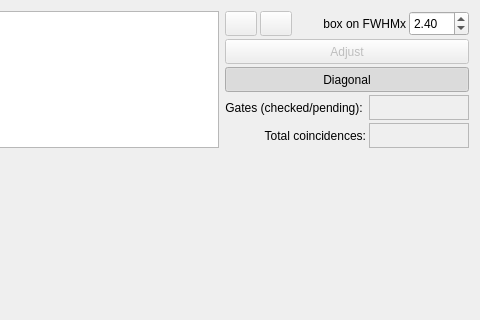
First picture: the form in gui/analysis/form_integration2d.ui, repository usnistgov/qpx-gamma, before the edit; both pictures show x 623 to 1103 and y 0 to 320 of the 1103 by 783 pixel window.
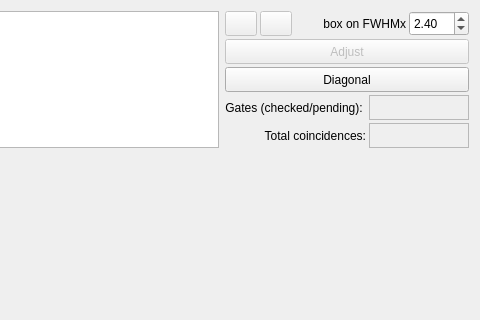
Second picture: the form after the edit. Icons and pictures are not drawn. Custom widgets are drawn as their Qt base class.

```diff
--- a/gui/analysis/form_integration2d.ui
+++ b/gui/analysis/form_integration2d.ui
@@ -266,7 +266,7 @@
             <bool>true</bool>
            </property>
            <property name="checked">
-            <bool>true</bool>
+            <bool>false</bool>
            </property>
           </widget>
          </item>
```
